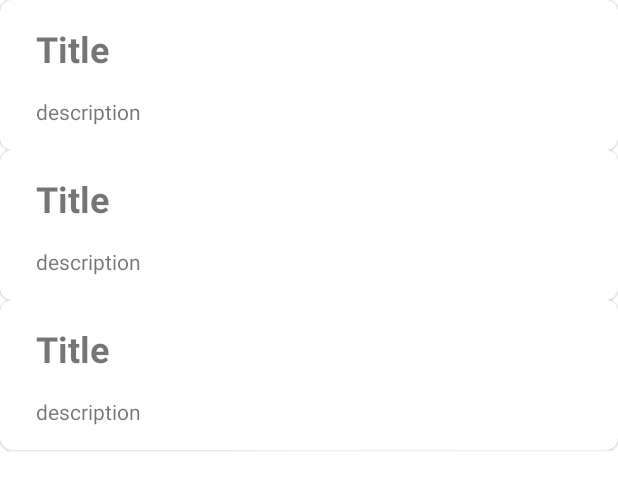
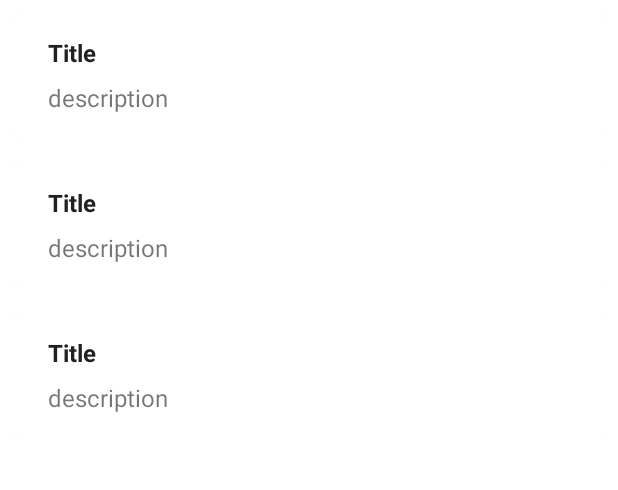
Before and after one commit to ksoundarya4/FundooApplication, an Android app: the layout fragment_note.xml on its own in the app's theme, with its tools: preview values and no code run, on a phone screen of 412 x 824 dp. Shown: the top 490 px of the screen. Run offline under Robolectric (Android 15) with nearby library versions, the phone set to English and light mode, and no system bars.

Commit message:
[soundarya]Refactor. Added layout_margin for card view in note_list.xml

```diff
--- a/app/src/main/res/layout/note_list.xml
+++ b/app/src/main/res/layout/note_list.xml
@@ -5,6 +5,7 @@
     android:id="@+id/note_card_view"
     android:layout_width="match_parent"
     android:layout_height="wrap_content"
+    android:layout_margin="@dimen/margin_8dp"
     android:clickable="true"
     android:focusable="true"
     app:cardCornerRadius="@dimen/margin_8dp"
@@ -25,9 +26,9 @@
             android:layout_marginTop="8dp"
             android:layout_marginEnd="16dp"
             android:layout_marginRight="16dp"
-            android:layout_marginBottom="8dp"
             android:text="@string/hint_title"
-            android:textSize="@dimen/text_24sp"
+            android:textColor="@color/PrimaryText"
+            android:textSize="@dimen/text_16sp"
             android:textStyle="bold"
             app:layout_constraintBottom_toTopOf="@+id/text_view_note_description"
             app:layout_constraintEnd_toEndOf="parent"
@@ -48,6 +49,7 @@
             android:layout_marginRight="16dp"
             android:layout_marginBottom="8dp"
             android:text="@string/hint_description"
+            android:textSize="@dimen/text_16sp"
             app:layout_constraintBottom_toBottomOf="parent"
             app:layout_constraintEnd_toEndOf="parent"
             app:layout_constraintHorizontal_bias="0.0"
```
